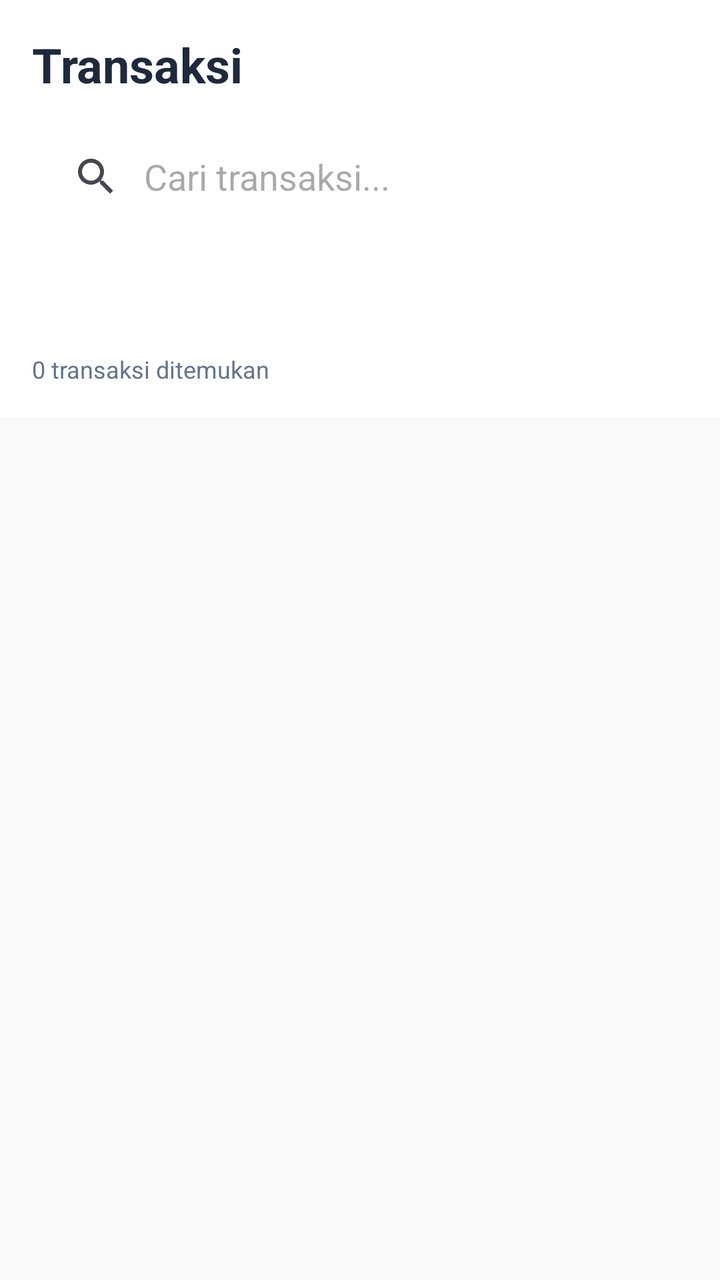
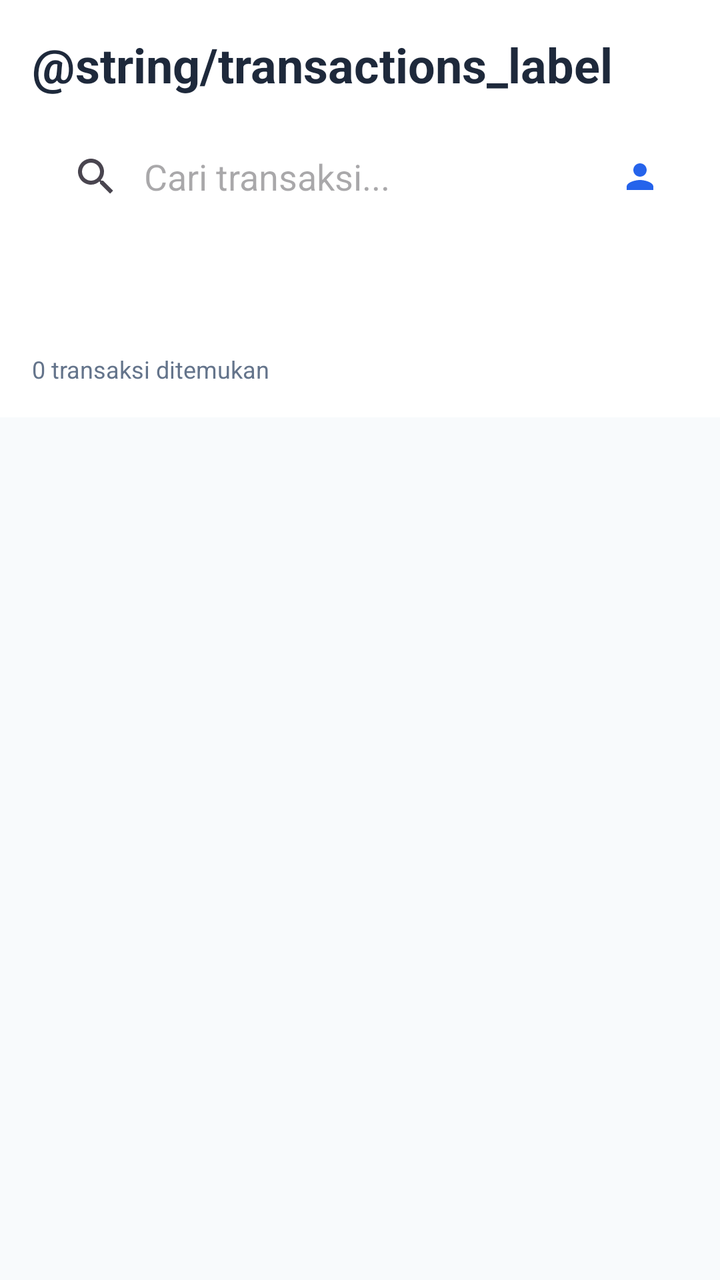

An Android layout rendered at two revisions. The XML below is the earlier revision; the diff shows what the commit changed to produce the second picture.
<!-- AndroidManifest.xml: application theme Theme.TemuCashflow -->
<!-- res/layout/fragment_transaction_list.xml -->
<?xml version="1.0" encoding="utf-8"?>
<androidx.coordinatorlayout.widget.CoordinatorLayout
    xmlns:android="http://schemas.android.com/apk/res/android"
    xmlns:app="http://schemas.android.com/apk/res-auto"
    android:layout_width="match_parent"
    android:layout_height="match_parent"
    android:background="@color/background">

    <com.google.android.material.appbar.AppBarLayout
        android:layout_width="match_parent"
        android:layout_height="wrap_content"
        android:background="@color/surface"
        app:elevation="0dp">

        <LinearLayout
            android:layout_width="match_parent"
            android:layout_height="wrap_content"
            android:orientation="vertical"
            android:padding="16dp">

            <TextView
                android:layout_width="wrap_content"
                android:layout_height="wrap_content"
                android:text="@string/transactions_label"
                android:textSize="24sp"
                android:textStyle="bold"
                android:textColor="@color/text_primary"
                android:layout_marginBottom="16dp"/>

            <androidx.appcompat.widget.SearchView
                android:id="@+id/searchView"
                android:layout_width="match_parent"
                android:layout_height="wrap_content"
                android:background="@drawable/glass_card"
                app:iconifiedByDefault="false"
                app:queryHint="Cari transaksi..."
                app:queryBackground="@android:color/transparent" />

            <LinearLayout
                android:layout_width="match_parent"
                android:layout_height="wrap_content"
                android:orientation="horizontal"
                android:layout_marginTop="12dp">

                <Spinner
                    android:id="@+id/spinnerFilter"
                    android:layout_width="0dp"
                    android:layout_height="40dp"
                    android:layout_weight="1"
                    android:background="@drawable/glass_card"
                    android:paddingStart="8dp" />

                <View android:layout_width="8dp" android:layout_height="1dp"/>

                <Spinner
                    android:id="@+id/spinnerSort"
                    android:layout_width="0dp"
                    android:layout_height="40dp"
                    android:layout_weight="1"
                    android:background="@drawable/glass_card"
                    android:paddingStart="8dp" />
            </LinearLayout>

            <TextView
                android:id="@+id/tvCount"
                android:layout_width="wrap_content"
                android:layout_height="wrap_content"
                android:layout_marginTop="12dp"
                android:text="0 transaksi ditemukan"
                android:textColor="@color/text_secondary"
                android:textSize="12sp" />

        </LinearLayout>
    </com.google.android.material.appbar.AppBarLayout>

    <androidx.recyclerview.widget.RecyclerView
        android:id="@+id/rvTransactions"
        android:layout_width="match_parent"
        android:layout_height="match_parent"
        android:clipToPadding="false"
        android:paddingBottom="80dp"
        app:layout_behavior="@string/appbar_scrolling_view_behavior" />

</androidx.coordinatorlayout.widget.CoordinatorLayout>
<!-- resources referenced by this layout -->
<resources>
  <color name="background">#F8FAFC</color>
  <color name="surface">#FFFFFF</color>
  <color name="text_primary">#1E293B</color>
  <color name="text_secondary">#64748B</color>
  <!-- drawable glass_card (drawable) -->
  <?xml version="1.0" encoding="utf-8"?>
  <shape xmlns:android="http://schemas.android.com/apk/res/android">
      <solid android:color="@color/glass_white" />
      <corners android:radius="24dp" />
      <stroke android:width="1dp" android:color="@color/glass_border" />
  </shape>
  <string name="transactions_label">Transaksi</string>
  <style name="Theme.TemuCashflow" parent="Theme.Material3.DayNight.NoActionBar">
          <item name="colorPrimary">@color/primary</item>
          <item name="colorOnPrimary">@color/white</item>
          <item name="colorPrimaryContainer">@color/blue_light</item>
          <item name="colorOnPrimaryContainer">@color/primary</item>
  
          <item name="colorSecondary">@color/secondary</item>
          <item name="colorOnSecondary">@color/white</item>
  
          <item name="colorError">@color/danger</item>
          <item name="colorOnError">@color/white</item>
  
          <item name="android:windowBackground">@color/background</item>
          <item name="colorSurface">@color/surface</item>
          <item name="colorOnSurface">@color/text_primary</item>
  
          
          <item name="android:statusBarColor">@android:color/transparent</item>
          <item name="android:navigationBarColor">@android:color/transparent</item>
          <item name="android:windowTranslucentStatus">false</item>
          <item name="android:windowTranslucentNavigation">false</item>
          <item name="android:windowDrawsSystemBarBackgrounds">true</item>
          <item name="android:fitsSystemWindows">false</item>
  
          
          <item name="android:windowLightStatusBar">?attr/isLightTheme</item>
      </style>
  <color name="glass_white">#E6FFFFFF</color>
  <color name="glass_border">#33FFFFFF</color>
  <color name="primary">#2563EB</color>
  <color name="white">#FFFFFF</color>
  <color name="blue_light">#DBEAFE</color>
  <color name="secondary">#60A5FA</color>
  <color name="danger">#EF4444</color>
</resources>

<!-- the commit's change to res/layout/fragment_transaction_list.xml (unified diff, before → after) -->
@@ -27,14 +27,31 @@
                 android:textColor="@color/text_primary"
                 android:layout_marginBottom="16dp"/>
 
-            <androidx.appcompat.widget.SearchView
-                android:id="@+id/searchView"
+            <LinearLayout
                 android:layout_width="match_parent"
                 android:layout_height="wrap_content"
-                android:background="@drawable/glass_card"
-                app:iconifiedByDefault="false"
-                app:queryHint="Cari transaksi..."
-                app:queryBackground="@android:color/transparent" />
+                android:orientation="horizontal"
+                android:gravity="center_vertical">
+
+                <androidx.appcompat.widget.SearchView
+                    android:id="@+id/searchView"
+                    android:layout_width="0dp"
+                    android:layout_height="wrap_content"
+                    android:layout_weight="1"
+                    android:background="@drawable/glass_card"
+                    app:iconifiedByDefault="false"
+                    app:queryHint="Cari transaksi..."
+                    app:queryBackground="@android:color/transparent" />
+
+                <com.google.android.material.button.MaterialButton
+                    android:id="@+id/btnVoiceSearch"
+                    style="@style/Widget.Material3.Button.IconButton"
+                    android:layout_width="wrap_content"
+                    android:layout_height="wrap_content"
+                    android:layout_marginStart="8dp"
+                    app:icon="@drawable/ic_person"
+                    app:iconTint="@color/purple_primary" />
+            </LinearLayout>
 
             <LinearLayout
                 android:layout_width="match_parent"
<!-- resource entries referenced after the edit -->
@@ -1,6 +1,7 @@
 <!-- resources referenced by this layout -->
 <resources>
   <color name="background">#F8FAFC</color>
+  <color name="purple_primary">#2563EB</color>
   <color name="surface">#FFFFFF</color>
   <color name="text_primary">#1E293B</color>
   <color name="text_secondary">#64748B</color>
@@ -11,7 +12,16 @@
       <corners android:radius="24dp" />
       <stroke android:width="1dp" android:color="@color/glass_border" />
   </shape>
-  <string name="transactions_label">Transaksi</string>
+  <!-- drawable ic_person (drawable) -->
+  <vector xmlns:android="http://schemas.android.com/apk/res/android"
+      android:width="24dp"
+      android:height="24dp"
+      android:viewportWidth="24"
+      android:viewportHeight="24">
+      <path
+          android:fillColor="#000000"
+          android:pathData="M12,12c2.21,0 4,-1.79 4,-4s-1.79,-4 -4,-4 -4,1.79 -4,4 1.79,4 4,4zM12,14c-2.67,0 -8,1.34 -8,4v2h16v-2c0,-2.66 -5.33,-4 -8,-4z" />
+  </vector>
   <style name="Theme.TemuCashflow" parent="Theme.Material3.DayNight.NoActionBar">
           <item name="colorPrimary">@color/primary</item>
           <item name="colorOnPrimary">@color/white</item>
